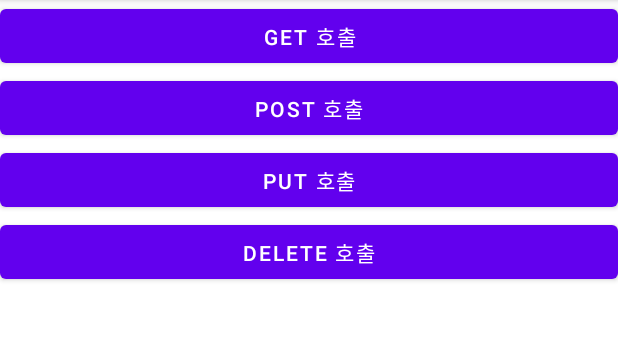
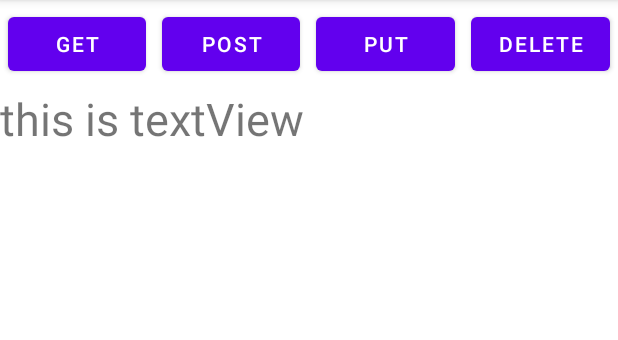
Before and after one commit to ydjvchslf/vcTest-Android, an Android app: the screen it shows after launch (MainActivity), on a phone screen of 412 x 824 dp, the part 84-424 px from its top. Run offline under Robolectric (Android 15) with nearby library versions, the phone set to English and light mode, and no system bars.

Commit message:
dataModel - User.class, Contatnts.class 생성, MainActivity.xml 배치 및 구조 수정

```diff
--- /dev/null
+++ b/app/src/main/java/com/example/vctest_android/dateModel/User.kt
@@ -0,0 +1,3 @@
+package com.example.vctest_android.dateModel
+
+data class User(val name: String="", val age: Int=0, val phone: String="", val status:Boolean=false)
--- a/app/src/main/java/com/example/vctest_android/retrofit/RetrofitManager.kt
+++ b/app/src/main/java/com/example/vctest_android/retrofit/RetrofitManager.kt
@@ -1,6 +1,7 @@
 package com.example.vctest_android.retrofit
 
 import android.util.Log
+import com.example.vctest_android.utill.Constants.Companion.BASE_URL
 import com.google.gson.JsonElement
 import retrofit2.Call
 import retrofit2.Response
@@ -14,7 +15,7 @@ class RetrofitManager {
         val instance = RetrofitManager()
     }
 
-    val HttpCall : ApiService?= RetrofitClient.getClient("http://192.168.1.26:8081")?.create(ApiService::class.java)
+    val HttpCall : ApiService?= RetrofitClient.getClient(BASE_URL)?.create(ApiService::class.java)
 
     fun getTodo(){
 
--- /dev/null
+++ b/app/src/main/java/com/example/vctest_android/utill/Constants.kt
@@ -0,0 +1,8 @@
+package com.example.vctest_android.utill
+
+class Constants {
+
+    companion object{
+        const val BASE_URL = "http://192.168.1.26:8081"
+    }
+}
--- a/app/src/main/res/layout/activity_main.xml
+++ b/app/src/main/res/layout/activity_main.xml
@@ -5,31 +5,59 @@
     android:layout_width="match_parent"
     android:layout_height="match_parent"
     tools:context=".MainActivity"
-    android:orientation="vertical"
-    android:layout_gravity="center">
+    android:orientation="vertical">
+
+    <LinearLayout
+        android:layout_width="match_parent"
+        android:layout_height="wrap_content"
+        android:orientation="horizontal">
 
         <Button
             android:id="@+id/get_method_btn"
-        android:layout_width="match_parent"
+            android:layout_width="wrap_content"
             android:layout_height="wrap_content"
-        android:text="GET 호출"/>
+            android:layout_weight="1"
+            android:layout_margin="5dp"
+            android:text="GET"/>
 
         <Button
             android:id="@+id/post_method_btn"
-        android:layout_width="match_parent"
+            android:layout_width="wrap_content"
             android:layout_height="wrap_content"
-        android:text="POST 호출"/>
+            android:layout_weight="1"
+            android:layout_margin="5dp"
+            android:text="POST"/>
 
         <Button
             android:id="@+id/put_method_btn"
-        android:layout_width="match_parent"
+            android:layout_width="wrap_content"
             android:layout_height="wrap_content"
-        android:text="PUT 호출"/>
+            android:layout_weight="1"
+            android:layout_margin="5dp"
+            android:text="PUT"/>
 
         <Button
             android:id="@+id/delete_method_btn"
-        android:layout_width="match_parent"
+            android:layout_width="wrap_content"
             android:layout_height="wrap_content"
-        android:text="DELETE 호출"/>
+            android:layout_weight="1"
+            android:layout_margin="5dp"
+            android:text="DELETE"/>>
 
     </LinearLayout>
+
+    <LinearLayout
+        android:layout_width="match_parent"
+        android:layout_height="match_parent"
+        android:orientation="vertical">
+
+        <TextView
+            android:id="@+id/textView"
+            android:layout_width="match_parent"
+            android:layout_height="match_parent"
+            android:text="this is textView"
+            android:textSize="30sp" />
+
+    </LinearLayout>
+
+</LinearLayout>
```
Lines whose indentation alone changed are shown as unchanged.
